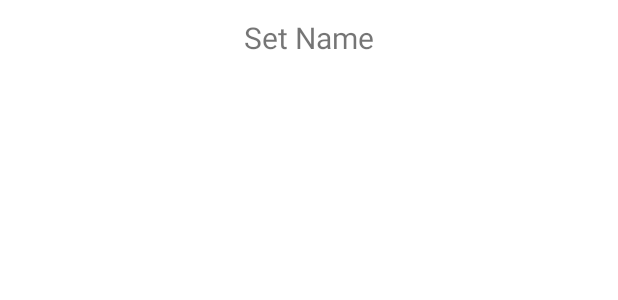
After one commit to alexblom89/COMP3025-Randomizer, an Android app: the layout item_set.xml on its own in the app's theme, with its tools: preview values and no code run, on a phone screen of 412 x 824 dp. The commit adds this screen. Shown: the top 300 px of the screen. Run offline under Robolectric (Android 15) with nearby library versions, the light colour scheme and no system bars.

Commit message:
Create set list recyclerview layout file. Create background.xml and background_selected.xml drawable files. Create SetListRVAdapter.kt recyclerview adapter.

```diff
--- /dev/null
+++ b/app/src/main/res/drawable/background.xml
@@ -0,0 +1,6 @@
+<?xml version="1.0" encoding="utf-8"?>
+<shape xmlns:android="http://schemas.android.com/apk/res/android">
+    <solid android:color="@color/white"/>
+    <stroke android:width="3dp" android:color="#B1BCBE"/>
+    <corners android:radius="10dp"/>
+</shape>
--- /dev/null
+++ b/app/src/main/res/drawable/background_selected.xml
@@ -0,0 +1,6 @@
+<?xml version="1.0" encoding="utf-8"?>
+<shape xmlns:android="http://schemas.android.com/apk/res/android">
+    <solid android:color="@color/accent"/>
+    <stroke android:width="3dp" android:color="#B1BCBE"/>
+    <corners android:radius="10dp"/>
+</shape>
--- /dev/null
+++ b/app/src/main/res/layout/item_set.xml
@@ -0,0 +1,21 @@
+<?xml version="1.0" encoding="utf-8"?>
+<android.widget.LinearLayout xmlns:android="http://schemas.android.com/apk/res/android"
+    android:layout_width="match_parent"
+    android:layout_height="wrap_content"
+    xmlns:tools="http://schemas.android.com/tools"
+    android:orientation="horizontal"
+    android:layout_margin="@dimen/list_element_margin"
+    android:clickable="true"
+    android:focusable="true">
+
+    <TextView
+        android:id="@+id/setNameTextView"
+        android:layout_width="match_parent"
+        android:layout_height="40dp"
+        android:layout_weight=".8"
+        tools:text="Set Name"
+        android:textAlignment="center"
+        android:gravity="center"
+        android:textSize="20sp"/>
+
+</android.widget.LinearLayout>
--- a/app/src/main/res/values/colors.xml
+++ b/app/src/main/res/values/colors.xml
@@ -15,4 +15,5 @@
     <color name="secondary_text">#757575</color>
     <color name="icons">#212121</color>
     <color name="divider">#BDBDBD</color>
+    <color name="set_selected">#dbca72</color>
 </resources>
--- a/app/src/main/res/values/dimens.xml
+++ b/app/src/main/res/values/dimens.xml
@@ -5,4 +5,5 @@
     <dimen name="big_top_margin">100dp</dimen>
     <dimen name="element_margin">20dp</dimen>
     <dimen name="header_font_size">30sp</dimen>
+    <dimen name="list_element_margin">5dp</dimen>
 </resources>
```
Also changed, not shown: app/src/main/java/com/example/comp3025assignment/SetListRVAdapter.kt (added, +44 -0 lines).
